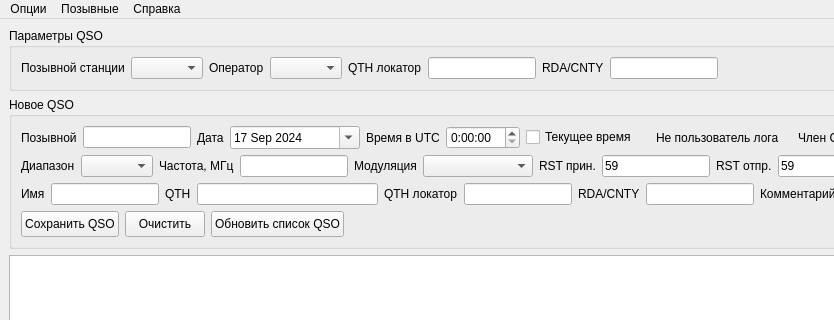
Qt form mainwindow.ui (qsosu/logger) before a commit; both pictures show x 0 to 834 and y 0 to 320 of the 1044 by 621 pixel window.
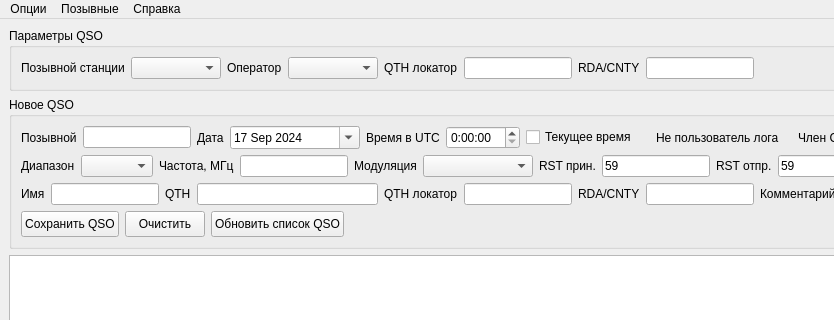
The same form after that commit. Icons and pictures are not drawn.

Diff of the .ui file:
```diff
--- a/mainwindow.ui
+++ b/mainwindow.ui
@@ -589,7 +589,20 @@
           </widget>
          </item>
          <item>
-          <widget class="QComboBox" name="stationCallsignCombo"/>
+          <widget class="QComboBox" name="stationCallsignCombo">
+           <property name="minimumSize">
+            <size>
+             <width>90</width>
+             <height>0</height>
+            </size>
+           </property>
+           <property name="maximumSize">
+            <size>
+             <width>90</width>
+             <height>16777215</height>
+            </size>
+           </property>
+          </widget>
          </item>
          <item>
           <widget class="QLabel" name="label_13">
@@ -599,7 +612,20 @@
           </widget>
          </item>
          <item>
-          <widget class="QComboBox" name="operatorCombo"/>
+          <widget class="QComboBox" name="operatorCombo">
+           <property name="minimumSize">
+            <size>
+             <width>90</width>
+             <height>0</height>
+            </size>
+           </property>
+           <property name="maximumSize">
+            <size>
+             <width>90</width>
+             <height>16777215</height>
+            </size>
+           </property>
+          </widget>
          </item>
          <item>
           <widget class="QLabel" name="label_14">
```
Left out of the diff: 11 changed lines with no effect on the pictures.
